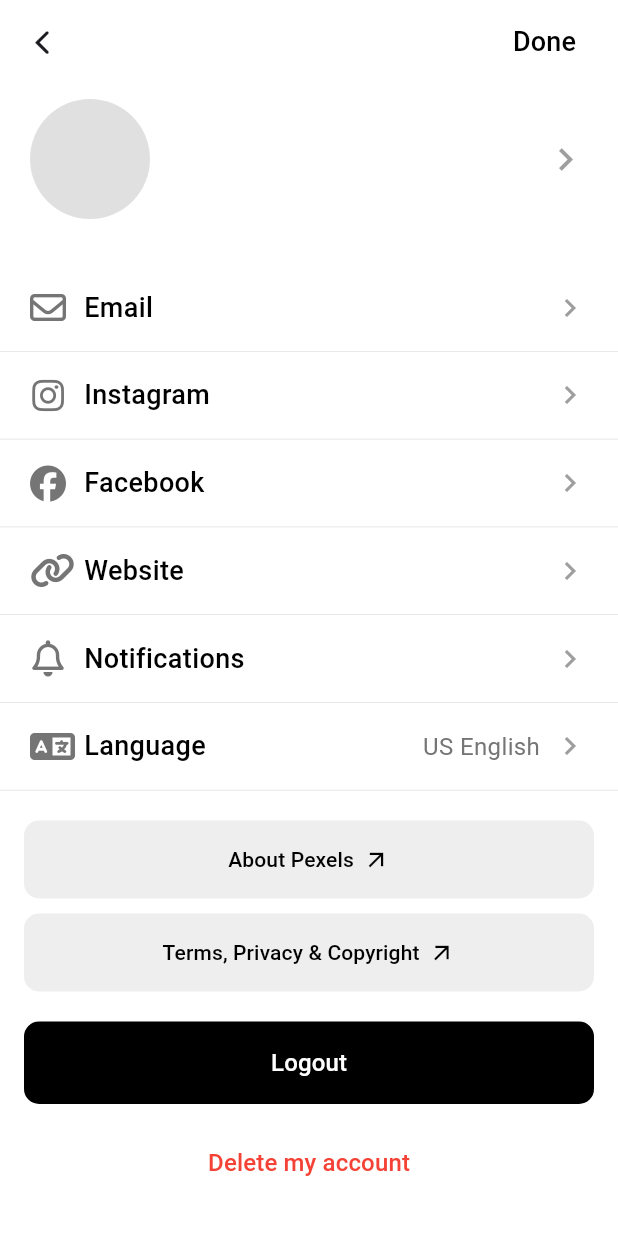
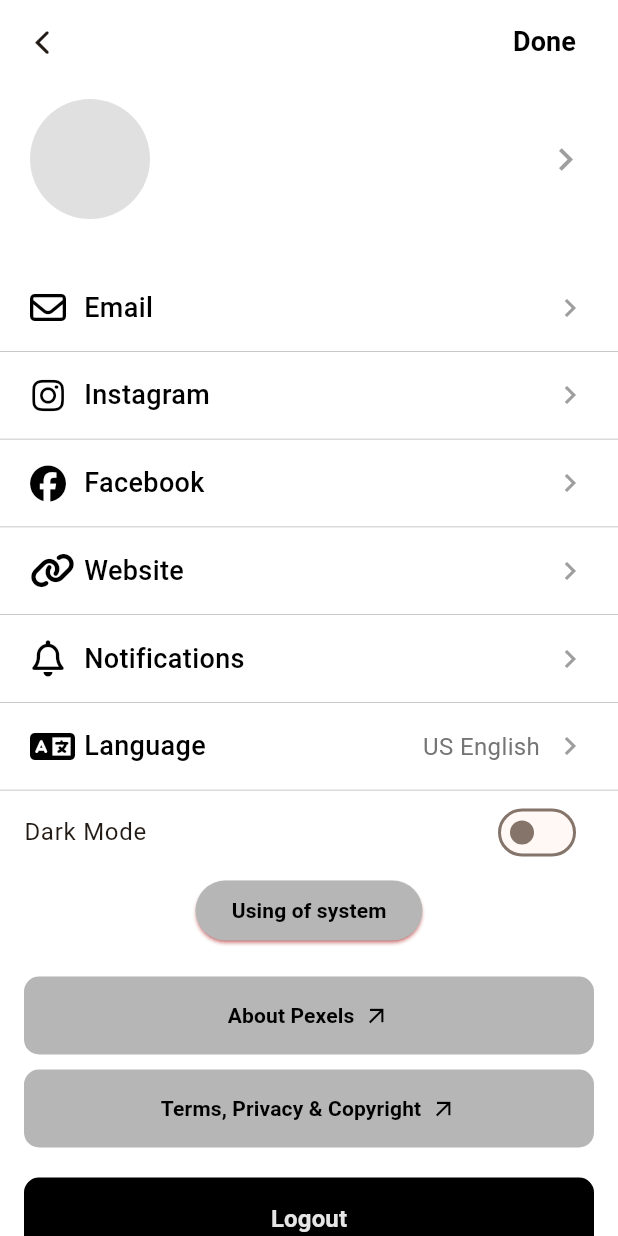
Before and after one commit to DangHaidev/photography_application, a Flutter app: the SettingsPage screen opened by its route, on a phone screen of 412 x 824 dp. Run offline on Flutter 3.47's test engine with Material 3 defaults, Android fonts, the phone set to English and light mode, and no system bars; our stand-ins replace bloc, cached_network_image, cloud_firestore, email_validator, equatable, firebase_auth and 12 more; accounts and stored records are empty; network calls fail; Roboto replaces fonts that are missing (MuseoModerno, OpenSans).

Commit message:
done to demo

```diff
--- /dev/null
+++ b/lib/core/blocs/theme_provider.dart
@@ -0,0 +1,29 @@
+import 'package:flutter/material.dart';
+import 'package:shared_preferences/shared_preferences.dart';
+
+class ThemeProvider with ChangeNotifier {
+  ThemeMode _themeMode = ThemeMode.system;
+  static const String _themeKey = 'theme_mode';
+
+  ThemeMode get themeMode => _themeMode;
+
+  ThemeProvider() {
+    _loadTheme();
+  }
+
+  // Load theme từ SharedPreferences
+  Future<void> _loadTheme() async {
+    final prefs = await SharedPreferences.getInstance();
+    final themeIndex = prefs.getInt(_themeKey) ?? ThemeMode.system.index;
+    _themeMode = ThemeMode.values[themeIndex];
+    notifyListeners();
+  }
+
+  // Chuyển đổi theme và lưu
+  Future<void> toggleTheme(ThemeMode mode) async {
+    _themeMode = mode;
+    final prefs = await SharedPreferences.getInstance();
+    await prefs.setInt(_themeKey, mode.index);
+    notifyListeners();
+  }
+}
--- a/lib/src/views/profile/settings.dart
+++ b/lib/src/views/profile/settings.dart
@@ -3,6 +3,9 @@
 import 'package:flutter/material.dart';
 import 'package:flutter/cupertino.dart';
 import 'package:font_awesome_flutter/font_awesome_flutter.dart';
+import 'package:google_sign_in/google_sign_in.dart';
+import 'package:photography_application/core/blocs/theme_provider.dart';
+import 'package:provider/provider.dart';
 
 class SettingsPage extends StatefulWidget {
   const SettingsPage({super.key});
@@ -44,12 +47,14 @@
     final currentUser = user; // Local variable for type promotion
     if (currentUser != null) {
       try {
-        DocumentSnapshot doc = await _firestore.collection('users').doc(currentUser.uid).get();
+        DocumentSnapshot doc =
+            await _firestore.collection('users').doc(currentUser.uid).get();
         if (doc.exists) {
           setState(() {
             userName = doc.get('name') as String? ?? "Unknown";
             userEmail = doc.get('email') as String? ?? "Unknown";
-            userAvatarUrl = doc.get('avatarUrl') as String? ?? ""; // Get avatar URL
+            userAvatarUrl =
+                doc.get('avatarUrl') as String? ?? ""; // Get avatar URL
           });
         }
       } catch (e) {
@@ -71,9 +76,10 @@
 
   @override
   Widget build(BuildContext context) {
+    final themeProvider = Provider.of<ThemeProvider>(context);
     return Scaffold(
       appBar: AppBar(
-        backgroundColor: Colors.white,
+        backgroundColor: Theme.of(context).primaryColor,
         elevation: 0,
         title: Row(
           mainAxisAlignment: MainAxisAlignment.end,
@@ -82,12 +88,9 @@
               onPressed: () {
                 Navigator.pushNamed(context, '/profileMe');
               },
-              child: const Text(
+              child:  Text(
                 'Done',
-                style: TextStyle(
-                  color: Colors.black,
-                  fontSize: 18,
-                ),
+                style: TextStyle(color: Theme.of(context).colorScheme.secondary, fontSize: 18),
               ),
             ),
           ],
@@ -97,7 +100,7 @@
           onPressed: () => Navigator.pop(context),
         ),
       ),
-      backgroundColor: Colors.white,
+      backgroundColor: Theme.of(context).primaryColor,
       body: Column(
         children: [
           Expanded(
@@ -118,7 +121,9 @@
                               decoration: BoxDecoration(
                                 shape: BoxShape.circle,
                                 color: Colors.grey[300],
-                                image: userAvatarUrl != null && userAvatarUrl!.isNotEmpty
+                                image:
+                                    userAvatarUrl != null &&
+                                            userAvatarUrl!.isNotEmpty
                                         ? DecorationImage(
                                           image: NetworkImage(userAvatarUrl!),
                                           fit: BoxFit.cover,
@@ -132,7 +137,7 @@
                               style: TextStyle(
                                 fontSize: 22,
                                 fontWeight: FontWeight.bold,
-                                color: Colors.black,
+                                color: Theme.of(context).colorScheme.secondary,
                               ),
                             ),
                           ],
@@ -150,6 +155,9 @@
                       ],
                     ),
                   ),
+
+
+
                   const SizedBox(height: 30),
                   _buildSettingsItem(
                     title: 'Email',
@@ -201,6 +209,26 @@
                       _showLanguageSelectionDialog();
                     },
                   ),
+
+                  SwitchListTile(
+                    title: const Text('Dark Mode'),
+                    value: themeProvider.themeMode == ThemeMode.dark,
+                    onChanged: (value) {
+                      themeProvider.toggleTheme(
+                        value ? ThemeMode.dark : ThemeMode.light,
+                      );
+                    },
+                  ),
+                  ElevatedButton(
+                    onPressed: () {
+                      themeProvider.toggleTheme(ThemeMode.system);
+                    },
+                    child:  Text('Using of system',
+                    style:  TextStyle(color: Theme.of(context).colorScheme.secondary)),
+                    style: ElevatedButton.styleFrom(
+                    backgroundColor: Theme.of(context).colorScheme.onSecondary)
+                  ),
+
                   const SizedBox(height: 20),
                   _buildGrayButton('About Pexels'),
                   const SizedBox(height: 10),
@@ -212,10 +240,7 @@
                     onPressed: () {},
                     child: const Text(
                       'Delete my account',
-                      style: TextStyle(
-                        color: Colors.red,
-                        fontSize: 16,
-                      ),
+                      style: TextStyle(color: Colors.red, fontSize: 16),
                     ),
                   ),
                   const SizedBox(height: 20),
@@ -243,7 +268,8 @@
               itemBuilder: (BuildContext context, int index) {
                 return ListTile(
                   title: Text(_languages[index]),
-                  trailing: _selectedLanguage == _languages[index]
+                  trailing:
+                      _selectedLanguage == _languages[index]
                           ? const Icon(Icons.check, color: Colors.white)
                           : null,
                   onTap: () {
@@ -261,7 +287,10 @@
               onPressed: () {
                 Navigator.of(context).pop();
               },
-              child: const Text('Cancel', style: TextStyle(color: Colors.white)),
+              child: const Text(
+                'Cancel',
+                style: TextStyle(color: Colors.white),
+              ),
             ),
           ],
         );
@@ -280,43 +309,35 @@
       onTap: onTap,
       child: Container(
         padding: const EdgeInsets.symmetric(horizontal: 20, vertical: 16),
-        decoration: const BoxDecoration(
-          border: Border(
-            bottom: BorderSide(color: Colors.black12, width: 0.5),
-          ),
+        decoration:  BoxDecoration(
+          border: Border(bottom: BorderSide(color: Theme.of(context).colorScheme.onSecondary, width: 0.5)),
         ),
         child: Row(
           children: [
             if (icon != null)
               Padding(
                 padding: const EdgeInsets.only(right: 12),
-                child: Icon(icon, color: Colors.grey[600]),
+                child: Icon(icon, color: Theme.of(context).colorScheme.secondary),
               ),
             Expanded(
               child: Text(
                 title,
-                style: const TextStyle(
+                style:  TextStyle(
                   fontSize: 18,
                   fontWeight: FontWeight.w500,
-                  color: Colors.black,
+                  color: Theme.of(context).colorScheme.secondary,
                 ),
               ),
             ),
             if (value != null)
               Text(
                 value,
-                style: TextStyle(
-                  fontSize: 16,
-                  color: Colors.grey[600],
-                ),
+                style: TextStyle(fontSize: 16, color: Colors.grey[600]),
               ),
             if (hasArrow)
               const Padding(
                 padding: EdgeInsets.only(left: 8),
-                child: Icon(
-                  Icons.chevron_right,
-                  color: Colors.grey,
-                ),
+                child: Icon(Icons.chevron_right, color: Colors.grey),
               ),
           ],
         ),
@@ -331,7 +352,7 @@
       child: ElevatedButton(
         onPressed: () {},
         style: ElevatedButton.styleFrom(
-          backgroundColor: Colors.grey[200],
+          backgroundColor: Theme.of(context).colorScheme.onSecondary,
           foregroundColor: Colors.black,
           elevation: 0,
           padding: const EdgeInsets.symmetric(vertical: 16),
@@ -358,19 +379,26 @@
       child: ElevatedButton(
         onPressed: () async {
           try {
-            // Sign out the user
+            // Đăng xuất khỏi Google Sign-In
+    final GoogleSignIn googleSignIn = GoogleSignIn();
+    await googleSignIn.signOut();
+
+    // Đăng xuất khỏi Firebase Authentication
     await FirebaseAuth.instance.signOut();
 
             // After logging out, redirect to the login screen
-            Navigator.pushReplacementNamed(context, '/loginScreen'); // Replace with your login route
+            Navigator.pushReplacementNamed(
+              context,
+              '/loginScreen',
+            ); // Replace with your login route
           } catch (e) {
             // Handle sign-out errors
             print("Error logging out: $e");
           }
         },
         style: ElevatedButton.styleFrom(
-          backgroundColor: Colors.black,
-          foregroundColor: Colors.white,
+          backgroundColor: Theme.of(context).colorScheme.secondary,
+          foregroundColor: Theme.of(context).primaryColor,
           elevation: 0,
           padding: const EdgeInsets.symmetric(vertical: 16),
           shape: RoundedRectangleBorder(
--- a/lib/src/views/signInWithGoogle/auth.dart
+++ b/lib/src/views/signInWithGoogle/auth.dart
@@ -31,7 +31,7 @@
       }
 
       // Đăng xuất trước để hiển thị màn hình chọn tài khoản
-      await googleSignIn.signOut();
+      // await googleSignIn.signOut();
 
       final GoogleSignInAccount? googleSignInAccount = await googleSignIn.signIn();
       if (googleSignInAccount == null) {
@@ -85,7 +85,7 @@
       // Điều hướng đến Homepage
       AppRouter.router.navigateTo(
         context,
-        "/profileMe",
+        "/home",
         transition: TransitionType.fadeIn,
       );
     } catch (e) {
@@ -102,7 +102,7 @@
     if (user != null) {
       AppRouter.router.navigateTo(
         context,
-        "/profileMe",
+        "/home",
         transition: TransitionType.fadeIn,
         clearStack: true,
       );
--- a/lib/src/widget_build/postItemWidget.dart
+++ b/lib/src/widget_build/postItemWidget.dart
@@ -92,10 +92,10 @@
       margin: const EdgeInsets.only(bottom: 20),
       padding: const EdgeInsets.symmetric(horizontal: 16, vertical: 12),
       decoration: BoxDecoration(
-        color: Colors.white,
+        color: Theme.of(context).colorScheme.primary,
         borderRadius: BorderRadius.circular(12),
         boxShadow: [
-          BoxShadow(color: Colors.black12, blurRadius: 8, offset: Offset(0, 4)),
+          BoxShadow(color: Theme.of(context).colorScheme.onSecondary, blurRadius: 8, offset: Offset(0, 4)),
         ],
       ),
       child: Column(
--- a/pubspec.yaml
+++ b/pubspec.yaml
@@ -61,6 +61,7 @@
   google_sign_in: ^6.3.0
   image_picker: ^1.1.2
   smooth_page_indicator: ^1.2.1
+  shared_preferences: ^2.5.3
 
 dev_dependencies:
   flutter_test:
```
Also changed, not shown: lib/core/design_systems/theme/theme.dart (+8 -8 lines), lib/main.dart (+13 -0 lines), lib/src/views/home/home_screen.dart (+11 -5 lines), lib/src/views/layout/bottom_nav_bar.dart (+4 -4 lines), lib/src/views/post/edit_post_screen.dart (+21 -6 lines), lib/src/views/post/post_screen.dart (+9 -3 lines), lib/src/views/profile/profile_me.dart (+19 -12 lines), pubspec.lock. Lines whose indentation alone changed are shown as unchanged.
